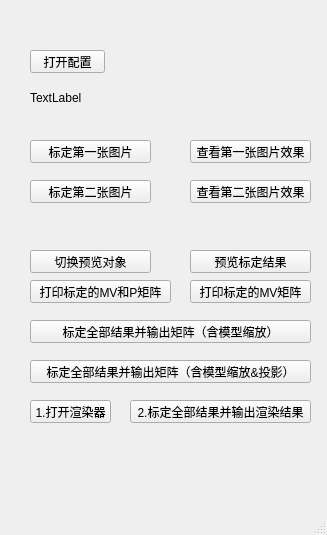
Qt form hellogl2/mainentrywindow.ui (h005/myViewpoint) before a commit.
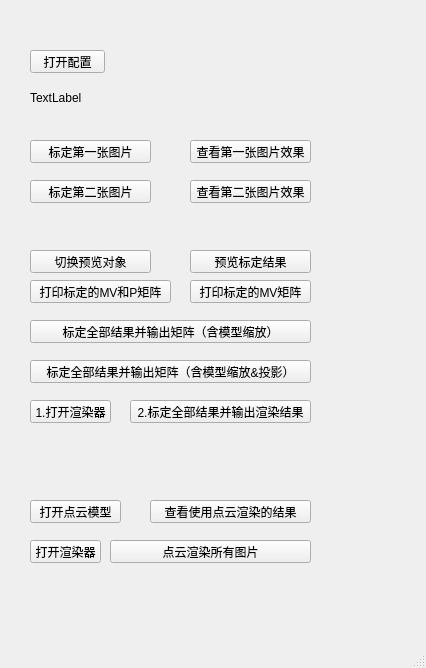
The same form after that commit.

Commit message: 可以将点云渲染到图片中，但是颜色不对

The edit to the form file:
```diff
--- a/hellogl2/mainentrywindow.ui
+++ b/hellogl2/mainentrywindow.ui
@@ -6,8 +6,8 @@
    <rect>
     <x>0</x>
     <y>0</y>
-    <width>327</width>
-    <height>535</height>
+    <width>426</width>
+    <height>668</height>
    </rect>
   </property>
   <property name="windowTitle">
@@ -196,6 +196,58 @@
      <string>标定全部结果并输出矩阵（含模型缩放&amp;&amp;投影）</string>
     </property>
    </widget>
+   <widget class="QPushButton" name="openPtCloudModelBtn">
+    <property name="geometry">
+     <rect>
+      <x>30</x>
+      <y>500</y>
+      <width>91</width>
+      <height>23</height>
+     </rect>
+    </property>
+    <property name="text">
+     <string>打开点云模型</string>
+    </property>
+   </widget>
+   <widget class="QPushButton" name="seeLabeledResultInPtCloudBtn">
+    <property name="geometry">
+     <rect>
+      <x>150</x>
+      <y>500</y>
+      <width>161</width>
+      <height>23</height>
+     </rect>
+    </property>
+    <property name="text">
+     <string>查看使用点云渲染的结果</string>
+    </property>
+   </widget>
+   <widget class="QPushButton" name="savePtCloudLabeledResultBtn">
+    <property name="geometry">
+     <rect>
+      <x>110</x>
+      <y>540</y>
+      <width>201</width>
+      <height>23</height>
+     </rect>
+    </property>
+    <property name="text">
+     <string>点云渲染所有图片</string>
+    </property>
+   </widget>
+   <widget class="QPushButton" name="openPtCloudLabeledWindowBtn">
+    <property name="geometry">
+     <rect>
+      <x>30</x>
+      <y>540</y>
+      <width>71</width>
+      <height>23</height>
+     </rect>
+    </property>
+    <property name="text">
+     <string>打开渲染器</string>
+    </property>
+   </widget>
   </widget>
   <widget class="QMenuBar" name="menubar">
    <property name="geometry">
```
Left out of the diff: 2 changed lines with no effect on the pictures. The commit also changes 13 other files.
